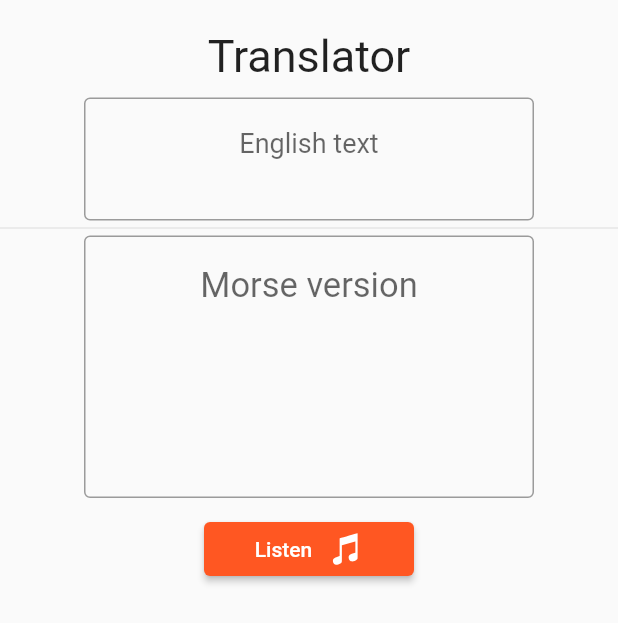
After one commit to Jehxon/MorseTrainer, a Flutter app: the TranslatorPage screen opened directly, on a phone screen of 412 x 824 dp. The commit adds this screen. Shown: the top 623 px of the screen. Run offline on Flutter 3.47's test engine with Material 2 defaults, Android fonts, the phone set to English and light mode, and no system bars; our stand-ins replace audioplayers, flutter_colorpicker, ionicons, shared_preferences; missing offline and left inert: ffmpeg_kit_flutter_audio; accounts and stored records are empty; generated files the repository leaves out were written again; project files that could hold a hidden picture were left out.

Commit message:
Added a translator

```diff
--- a/lib/l10n/app_en.arb
+++ b/lib/l10n/app_en.arb
@@ -16,6 +16,12 @@
     "pressButton": "Press here !",
 
     "guessWordTitle": "Find the word",
+    "enterGuess": "Enter guess",
+
+    "translatorTitle": "Translator",
+    "englishVersion": "English text",
+    "morseVersion": "Morse version",
+
 
     "categoryParameter": "Mode",
     "generalParameters": "General",
--- a/lib/l10n/app_fr.arb
+++ b/lib/l10n/app_fr.arb
@@ -16,6 +16,11 @@
     "pressButton": "Appuyez ici !",
 
     "guessWordTitle": "Quel est ce mot ?",
+    "enterGuess": "Devinez",
+
+    "translatorTitle": "Traducteur",
+    "englishVersion": "Texte",
+    "morseVersion": "Version morse",
 
     "categoryParameter": "Mode",
     "generalParameters": "Général",
--- a/lib/l10n/app_zh.arb
+++ b/lib/l10n/app_zh.arb
@@ -16,6 +16,11 @@
     "pressButton": "按此处!",
 
     "guessWordTitle": "听抄单词",
+    "enterGuess": "输入猜测",
+
+    "translatorTitle": "翻译者",
+    "englishVersion": "英文文本",
+    "morseVersion": "莫尔斯文本",
 
     "categoryParameter": "模式",
     "generalParameters": "通用",
--- a/lib/pages/guess_word_page.dart
+++ b/lib/pages/guess_word_page.dart
@@ -51,9 +51,9 @@ class _GuessWordPageState extends State<GuessWordPage> {
   Future<void> playWord() async {
     // Generate and play the sound corresponding to the word to find
     String sound = morseAlphabet[wordToFindFormatted[0]]!.sound;
-    String betweenWordSound = " " * preferences["betweenLettersTempo"]!;
+    String betweenLetterSound = " " * preferences["betweenLettersTempo"]!;
     for (int i = 1; i < wordToFindFormatted.length; i++) {
-      sound = sound + betweenWordSound + morseAlphabet[wordToFindFormatted[i]]!.sound;
+      sound = sound + betweenLetterSound + morseAlphabet[wordToFindFormatted[i]]!.sound;
     }
     await SoundGenerator.generateSoundFile(sound);
     await LetterAudioPlayer.play();
@@ -176,6 +176,7 @@ class _GuessWordPageState extends State<GuessWordPage> {
               keyboardType: TextInputType.text,
               textAlign: TextAlign.center,
               decoration: InputDecoration(
+                hintText: AppLocalizations.of(context)!.enterGuess,
                 border: const OutlineInputBorder(),
                 constraints: const BoxConstraints(
                   maxWidth: 250,
--- /dev/null
+++ b/lib/pages/translator_page.dart
@@ -0,0 +1,202 @@
+import 'package:flutter/material.dart';
+import 'package:flutter_gen/gen_l10n/app_localizations.dart';
+import 'package:ionicons/ionicons.dart';
+import 'package:morse_trainer/global.dart';
+import 'package:morse_trainer/models/audio_players.dart';
+import 'package:morse_trainer/models/morse_alphabet.dart';
+import 'package:morse_trainer/models/sound_generator.dart';
+
+// Widget for the Guess Word page, where users can guess Morse code words
+class TranslatorPage extends StatefulWidget {
+  const TranslatorPage({super.key});
+
+  @override
+  State<TranslatorPage> createState() => _TranslatorPageState();
+}
+
+class _TranslatorPageState extends State<TranslatorPage> {
+  final TextEditingController morseTextEditingController = TextEditingController();
+  final TextEditingController englishTextEditingController = TextEditingController();
+  String englishInput = "";
+  String morseInput = "";
+
+  @override
+  void initState() {
+    super.initState();
+  }
+
+  @override
+  void dispose() {
+    morseTextEditingController.dispose();
+    englishTextEditingController.dispose();
+    super.dispose();
+  }
+
+  String translateToMorse(String english){
+    List<String> words = english.split(" ");
+    String writtenMorse = "";
+    for (int w = 0; w < words.length; w++) {
+      String word = formatWord(words[w]);
+      for (int i = 0; i < word.length; i++) {
+        String char = word[i];
+        if(!morseAlphabet.containsKey(char)){
+          continue;
+        }
+        writtenMorse = "$writtenMorse ${morseAlphabet[char]!.displaySound}";
+      }
+      writtenMorse = "$writtenMorse / ";
+    }
+    return writtenMorse.replaceRange(writtenMorse.length-3, writtenMorse.length, "").trim(); // Remove last ' / '
+  }
+
+  String translateToEnglish(String morse){
+    String res = "";
+    String cleanMorseText = cleanMorseInput(morse);
+    List<String> words = cleanMorseText.split("w");
+    for (int w = 0; w < words.length; w++) {
+      String word = words[w];
+      List<String> letters = word.split("l");
+      for (int l = 0; l < letters.length; l++) {
+        String letter = letters[l];
+        int letterIndex = morseLetterSounds.indexWhere((element) => element.replaceAll(" ", "") == letter);
+        if(letterIndex != -1){
+          res += alphabet[letterIndex];
+        }
+      }
+      res += " ";
+    }
+    return res.trim();
+  }
+
+  String cleanMorseInput(String input){
+    String cleanMorseText = input.
+      replaceAll(RegExp(r" */ *"), "w"). // End word (any number of spaces then '/' then any number of spaces again will match
+      replaceAll(RegExp(r" +"), "l"). // End letters (one or more spaces)
+      replaceAll("\u2022", "."). // dots are '.'
+      replaceAll("_", "-"); // dashes are '-'
+    return cleanMorseText;
+  }
+
+  String writtenMorseToSound(String morseText){
+    String cleanMorseText = cleanMorseInput(morseText);
+
+    String morseSound = "";
+    for (int i = 0; i < cleanMorseText.length; i++) {
+      String char = cleanMorseText[i];
+      switch(char) {
+        case ".":
+          morseSound += ". ";
+          break;
+        case "-":
+          morseSound += "- ";
+          break;
+        case "l":
+          morseSound += " "*2; // Between letters
+          break;
+        case "w":
+          morseSound += " "*6; // Between words
+          break;
+      }
+    }
+    return morseSound;
+  }
+
+  Future<void> playText() async {
+    await SoundGenerator.generateSoundFile(writtenMorseToSound(morseTextEditingController.text));
+    await LetterAudioPlayer.play();
+  }
+
+  @override
+  Widget build(BuildContext context) {
+    // Widget build method for rendering the Guess Word page UI
+    return Scaffold(
+      body: SingleChildScrollView(
+        child: Column(
+          mainAxisAlignment: MainAxisAlignment.start,
+          children: [
+            const SizedBox(height: 20),
+            Text(
+              AppLocalizations.of(context)!.translatorTitle,
+              style: const TextStyle(
+                fontSize: 30,
+              ),
+            ),
+            const SizedBox(height: 10),
+            TextField(
+              onChanged: (String s) {
+                englishInput = s;
+                morseTextEditingController.text = translateToMorse(englishInput);
+              },
+              controller: englishTextEditingController,
+              textInputAction: TextInputAction.send,
+              keyboardType: TextInputType.text,
+              textAlign: TextAlign.center,
+              style: const TextStyle(
+                fontSize: 18,
+              ),
+              decoration: InputDecoration(
+                hintText: AppLocalizations.of(context)!.englishVersion,
+                border: const OutlineInputBorder(),
+                constraints: const BoxConstraints(
+                  maxWidth: 300,
+                ),
+                focusedBorder: OutlineInputBorder(
+                  borderSide: BorderSide(
+                    color: Color(preferences["appColor"]!),
+                    width: 2.0,
+                  ),
+                ),
+              ),
+              maxLines: 2,
+            ),
+            const Divider(height: 10),
+            TextField(
+              onChanged: (String s) {
+                morseInput = s;
+                englishTextEditingController.text = translateToEnglish(morseInput);
+              },
+              controller: morseTextEditingController,
+              textInputAction: TextInputAction.send,
+              keyboardType: TextInputType.text,
+              textAlign: TextAlign.center,
+              style: const TextStyle(
+                fontSize: 23,
+              ),
+              decoration: InputDecoration(
+                hintText: AppLocalizations.of(context)!.morseVersion,
+                border: const OutlineInputBorder(),
+                constraints: const BoxConstraints(
+                  maxWidth: 300,
+                ),
+                focusedBorder: OutlineInputBorder(
+                  borderSide: BorderSide(
+                    color: Color(preferences["appColor"]!),
+                    width: 2.0,
+                  ),
+                ),
+              ),
+              maxLines: 5,
+            ),
+            const SizedBox(height: 10),
+            ElevatedButton(
+              style: const ButtonStyle(
+                maximumSize: MaterialStatePropertyAll<Size>(Size(140, 100)),
+              ),
+              onPressed: () async {
+                await playText();
+              },
+              child: Row(
+                mainAxisAlignment: MainAxisAlignment.center,
+                children: [
+                  Text(AppLocalizations.of(context)!.listenButton),
+                  const SizedBox(width: 10),
+                  const Icon(Ionicons.musical_notes_sharp),
+                ],
+              ),
+            ),
+          ],
+        ),
+      ),
+    );
+  }
+}
```
Also changed, not shown: lib/home_page.dart (+13 -4 lines), 2 other files.
